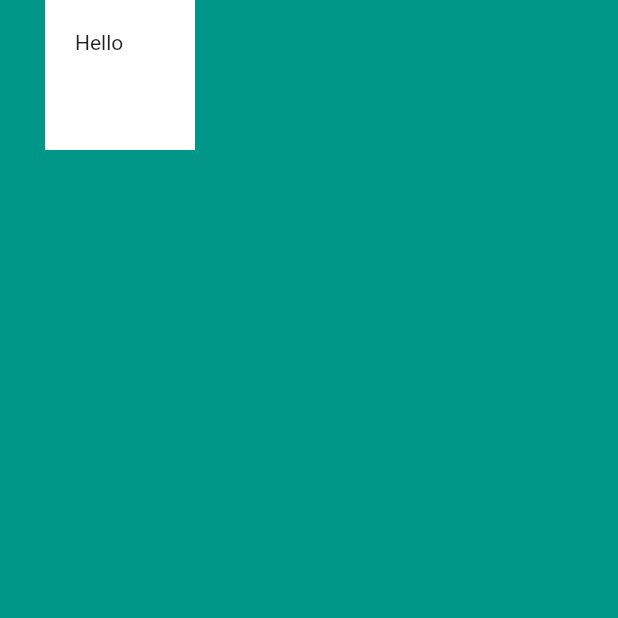
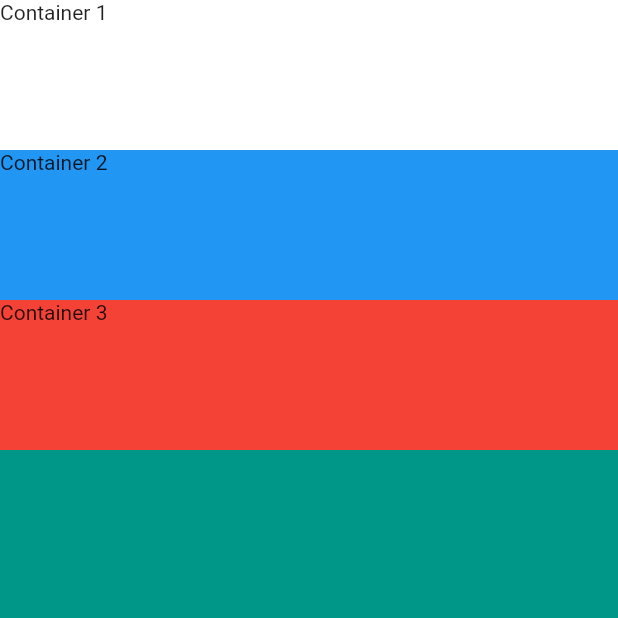
Before and after one commit to helloworldsmart/FlutterStudyGroup-2020, a Flutter app: the screen it shows after launch, on a phone screen of 412 x 824 dp, the top half of it. Run offline on Flutter 3.47's test engine with Material 2 defaults, Android fonts, the light colour scheme and no system bars.

Commit message:
Next:  Flutter Layouts Challenge

```diff
--- a/mi_card_flutter/lib/main.dart
+++ b/mi_card_flutter/lib/main.dart
@@ -13,17 +13,36 @@
       home: Scaffold(
         backgroundColor: Colors.teal,
         body: SafeArea(
-          child: Container(
-            height: 100.0,
-            width: 100.0,
-            // margin: EdgeInsets.symmetric(vertical: 50.0, horizontal: 10.0),
-            // margin: EdgeInsets.fromLTRB(30.0, 10.0, 50.0, 20.0),
-            margin: EdgeInsets.only(left: 30.0),
-            padding: EdgeInsets.all(20.0),
-            color: Colors.white,
-            child: Text('Hello'),
+          child: Column(
+            // mainAxisSize: MainAxisSize.min,
+            // verticalDirection: VerticalDirection.down,
+            // mainAxisAlignment: MainAxisAlignment.end,
+            crossAxisAlignment: CrossAxisAlignment.end,
+            children: <Widget>[
+              Container(
+                height: 100.0,
+                width: double.infinity,
+                color: Colors.white,
+                child: Text('Container 1'),
+              ),
+              SizedBox(
+                width: 30.0,
+              ),
+              Container(
+                width: double.infinity,
+                height: 100.0,
+                color: Colors.blue,
+                child: Text('Container 2'),
+              ),
+              Container(
+                width: double.infinity,
+                height: 100.0,
+                color: Colors.red,
+                child: Text('Container 3'),
+              ),
+            ],
           ),
-        )
+        ),
       ),
     );
   }
```
